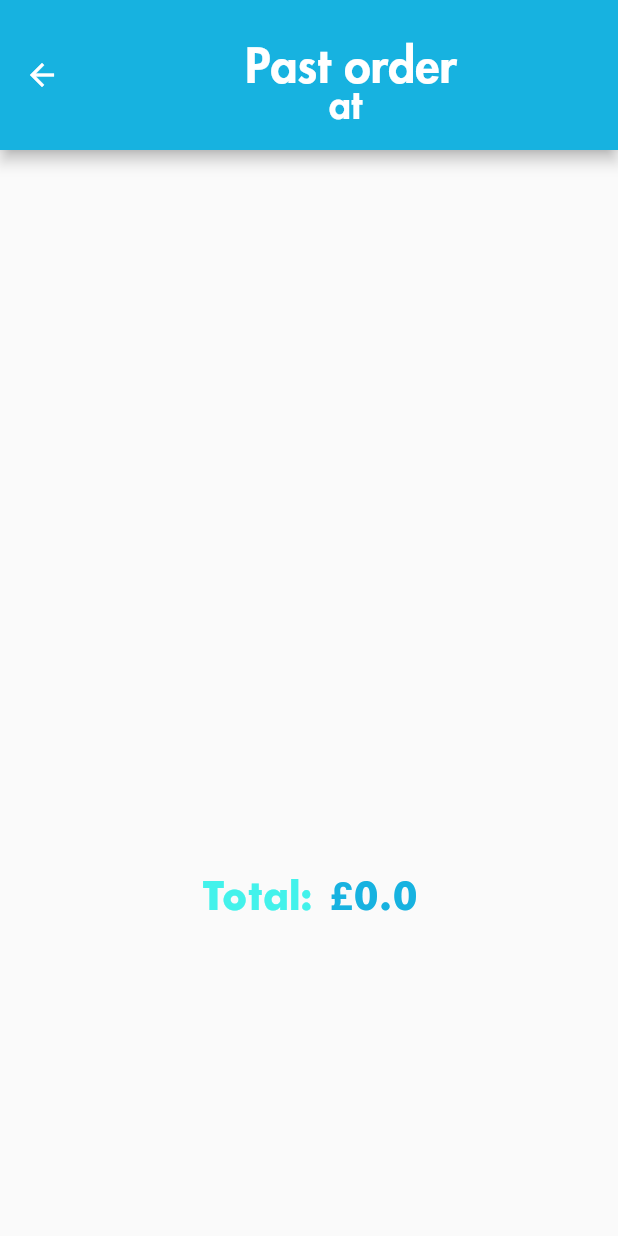
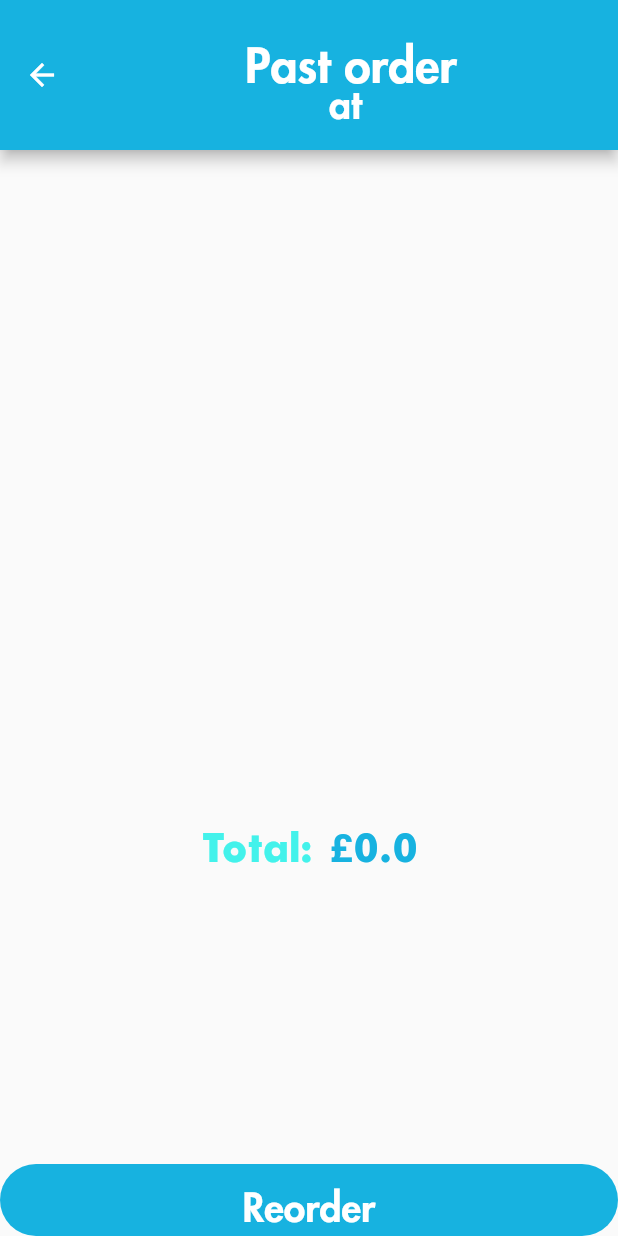
Before and after one commit to mihane-ichinose/VORS_Mobile, a Flutter app: the OrderDetailPage screen opened directly with empty values, on a phone screen of 412 x 824 dp. Run offline on Flutter 3.47's test engine with Material 2 defaults, Android fonts, the phone set to English and light mode, and no system bars; our stand-ins replace font_awesome_flutter; network calls fail; Roboto replaces fonts that are missing (Arial).

```diff
--- a/lib/order_detail_page.dart
+++ b/lib/order_detail_page.dart
@@ -8,11 +8,12 @@ import 'package:vors_project/util/order_content.dart';
 
 class OrderDetailPage extends StatefulWidget {
 
+  bool isCurrent = false;
   final int orderId;
   final bool active;
   final String restaurantName;
 
-  const OrderDetailPage(this.orderId, this.active, this.restaurantName);
+  OrderDetailPage(this.orderId, this.active, this.restaurantName);
 
   @override
   _OrderDetailPageState createState() => _OrderDetailPageState();
@@ -123,6 +124,45 @@ class _OrderDetailPageState extends State<OrderDetailPage> {
     );
   }
 
+  Widget confirmOrReorderButton() {
+    if (!widget.active) {
+      return Material(
+        borderRadius: BorderRadius.circular(30.0),
+        color: Color(0xFF17B2E0),
+        child: MaterialButton(
+          minWidth: MediaQuery
+              .of(context)
+              .size
+              .width,
+          padding: EdgeInsets.all(15.0),
+          onPressed: () => {},
+          child: Text("Reorder",
+              textAlign: TextAlign.center,
+              style: style.copyWith(
+                  color: Colors.white,
+                  fontWeight: FontWeight.bold)
+          ),
+        ),
+      );
+    } else if (widget.isCurrent) {
+      return Material(
+        borderRadius: BorderRadius.circular(30.0),
+        color: Color(0xFF17B2E0),
+        child: MaterialButton(
+          minWidth: MediaQuery.of(context).size.width,
+          padding: EdgeInsets.all(15.0),
+          onPressed: () => {},
+          child: Text("Confirm",
+              textAlign: TextAlign.center,
+              style: style.copyWith(
+                  color: Colors.white,
+                  fontWeight: FontWeight.bold)
+          ),
+        ),
+      );
+    } else return Material();
+  }
+
   @override
   Widget build(BuildContext context) {
 
@@ -167,6 +207,7 @@ class _OrderDetailPageState extends State<OrderDetailPage> {
                 ),
               ],),),
             ),
+            confirmOrReorderButton()
           ],
         ),
       ),
```
Also changed, not shown: lib/dish_page.dart (+26 -5 lines), lib/util/dish.dart (+28 -0 lines).
